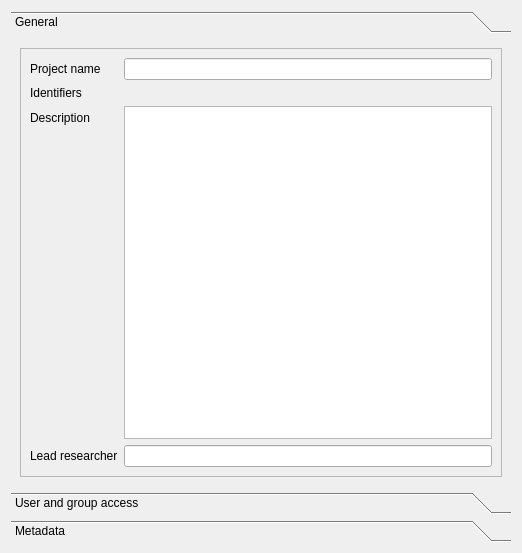
Above: ime/ui/ui_project_props.ui from UoA-eResearch/mytardis_ime before the change. Below: the same form after it.
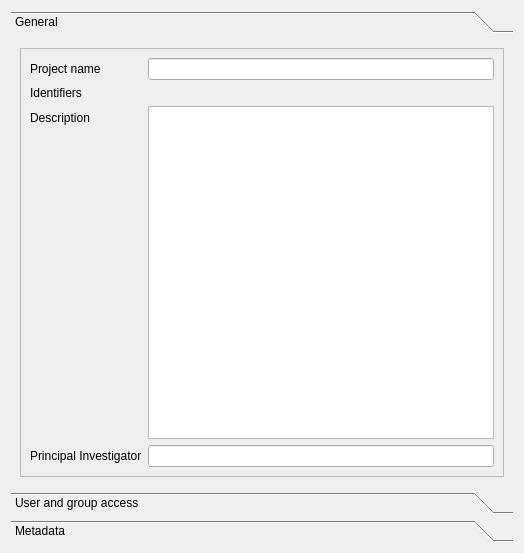
That is the form after the change. Custom widgets are drawn as their Qt base class.

Commit message: remove lead_researcher field

```diff
--- a/ime/ui/ui_project_props.ui
+++ b/ime/ui/ui_project_props.ui
@@ -6,7 +6,7 @@
    <rect>
     <x>0</x>
     <y>0</y>
-    <width>518</width>
+    <width>524</width>
     <height>553</height>
    </rect>
   </property>
@@ -30,8 +30,8 @@
        <rect>
         <x>0</x>
         <y>0</y>
-        <width>506</width>
-        <height>433</height>
+        <width>500</width>
+        <height>427</height>
        </rect>
       </property>
       <attribute name="label">
@@ -77,7 +77,7 @@
           <item row="4" column="0">
            <widget class="QLabel" name="leadResearcherLabel">
             <property name="text">
-             <string>Lead researcher</string>
+             <string>Principal Investigator</string>
             </property>
            </widget>
           </item>
```
Left out of the diff: 8 changed lines with no effect on the pictures. The commit also changes 15 other files.
